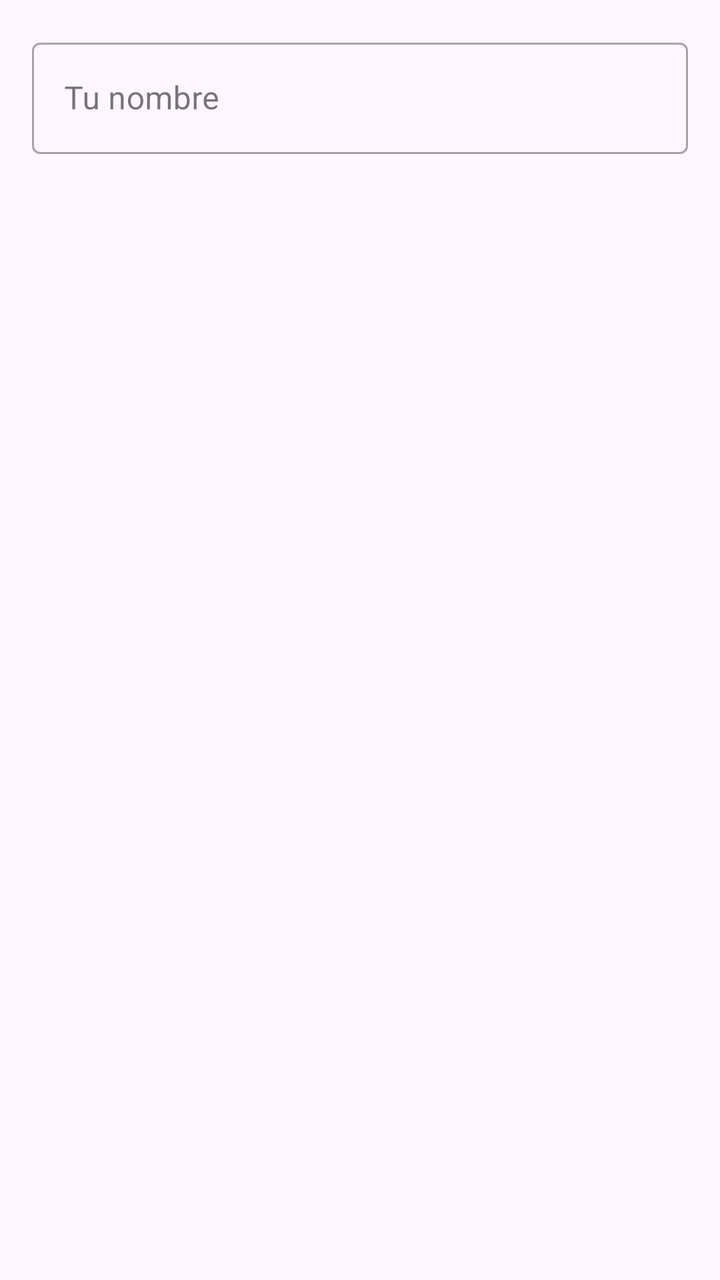
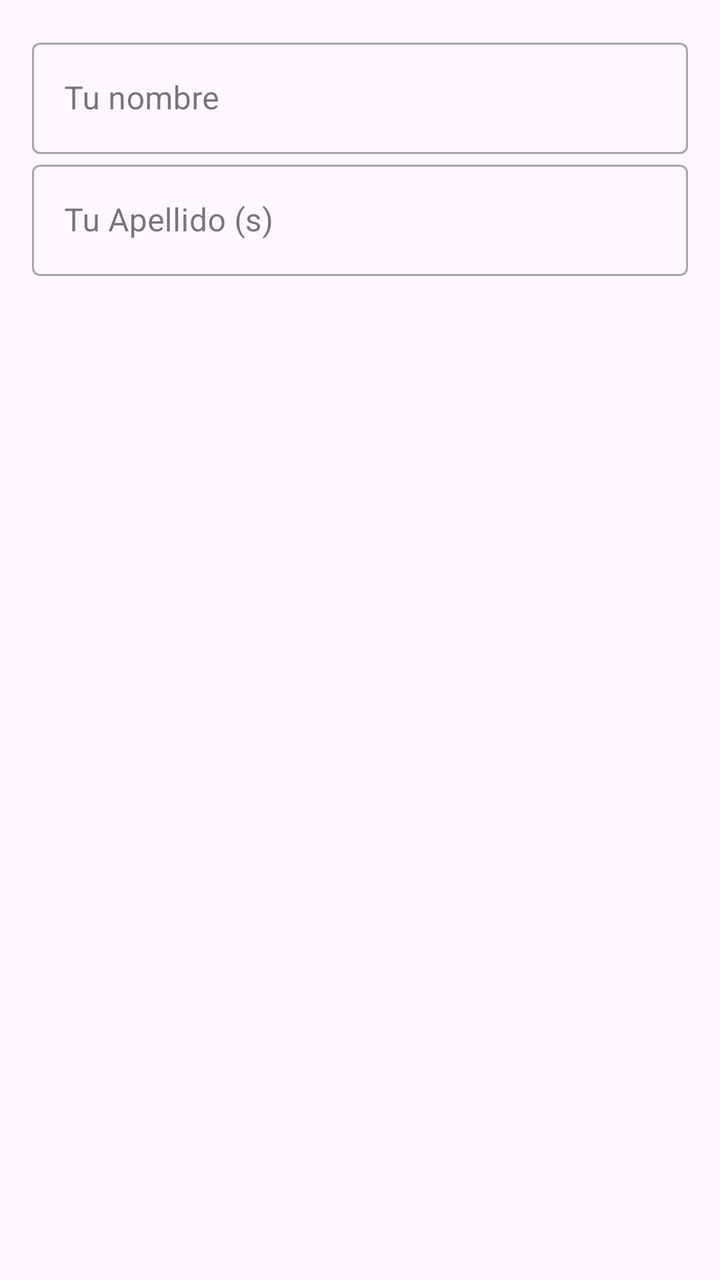

Screens rendered from an Android XML layout before and after an edit, with the pre-edit source and the edit as a unified diff.
<!-- AndroidManifest.xml: application theme Theme.StudiOS -->
<!-- res/layout/dialogo_editar_nombre.xml -->
<?xml version="1.0" encoding="utf-8"?>
<LinearLayout xmlns:android="http://schemas.android.com/apk/res/android"
    android:layout_width="match_parent"
    android:layout_height="wrap_content"
    android:orientation="vertical"
    android:padding="16dp">

    <com.google.android.material.textfield.TextInputLayout
        android:id="@+id/tilNuevoNombre"
        style="@style/Widget.MaterialComponents.TextInputLayout.OutlinedBox"
        android:layout_width="match_parent"
        android:layout_height="wrap_content"
        android:hint="Tu nombre">

        <com.google.android.material.textfield.TextInputEditText
            android:id="@+id/etNuevoNombre"
            android:layout_width="match_parent"
            android:layout_height="wrap_content"
            android:inputType="textPersonName"
            android:maxLength="30" />

    </com.google.android.material.textfield.TextInputLayout>

</LinearLayout>
<!-- resources referenced by this layout -->
<resources>
  <style name="Theme.StudiOS" parent="Base.Theme.StudiOS" />
  <style name="Base.Theme.StudiOS" parent="Theme.Material3.DayNight.NoActionBar">
          
          
      </style>
</resources>

<!-- the commit's change to res/layout/dialogo_editar_nombre.xml (unified diff, before → after) -->
@@ -21,4 +21,20 @@
 
     </com.google.android.material.textfield.TextInputLayout>
 
+    <com.google.android.material.textfield.TextInputLayout
+        android:id="@+id/tilNuevoApellido"
+        style="@style/Widget.MaterialComponents.TextInputLayout.OutlinedBox"
+        android:layout_width="match_parent"
+        android:layout_height="wrap_content"
+        android:hint="Tu Apellido (s)">
+
+        <com.google.android.material.textfield.TextInputEditText
+            android:id="@+id/etNuevoApellido"
+            android:layout_width="match_parent"
+            android:layout_height="wrap_content"
+            android:inputType="textPersonName"
+            android:maxLength="30" />
+
+    </com.google.android.material.textfield.TextInputLayout>
+
 </LinearLayout>
